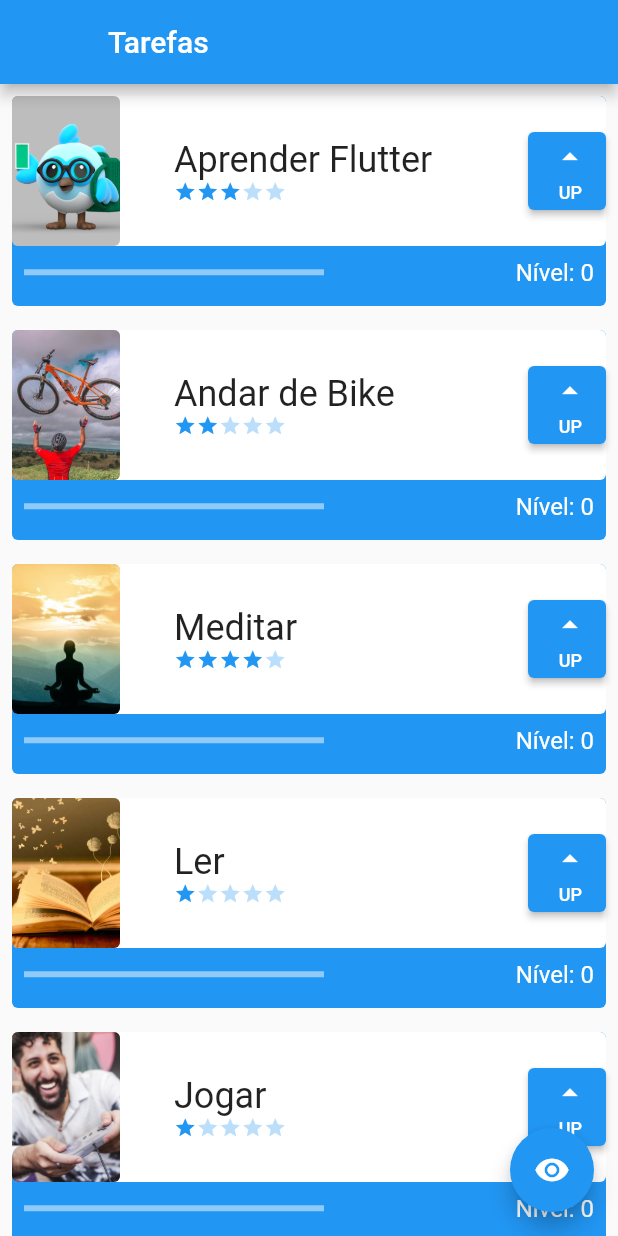
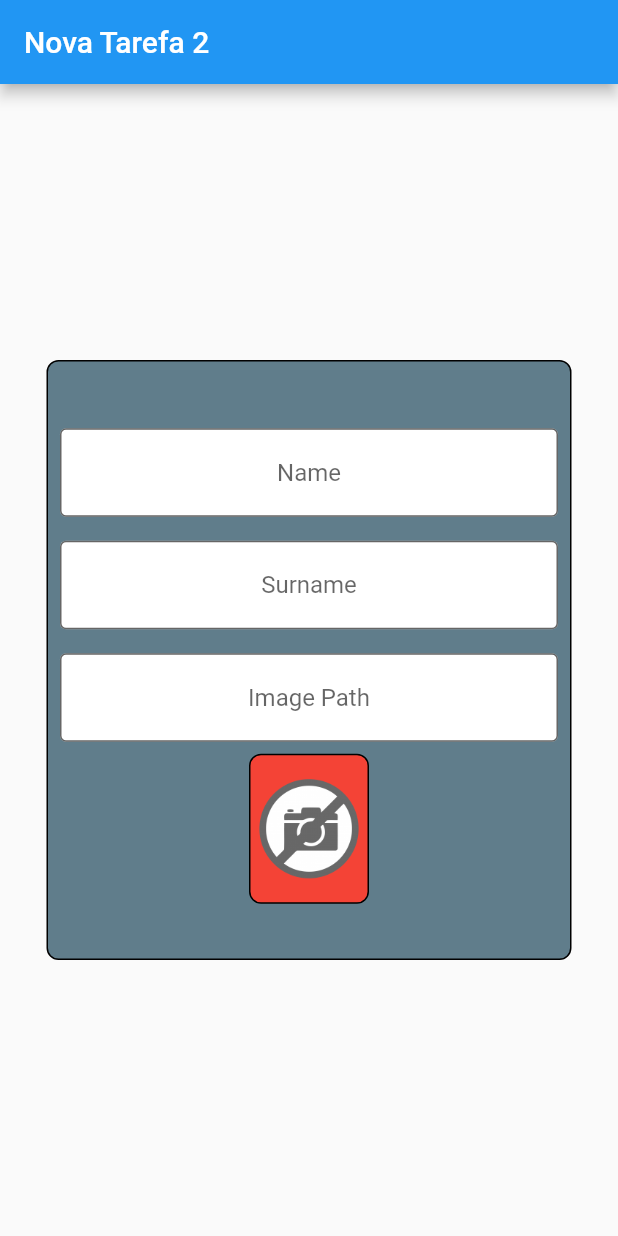
Before and after one commit to Jhonattasilva2/TasksGamify, a Flutter app: the screen it shows after launch, on a phone screen of 412 x 824 dp. Run offline on Flutter 3.47's test engine with Material 2 defaults, Android fonts, the phone set to English and light mode, and no system bars; network calls fail.

Commit message:
Second Commit: added a new page for create new tasks, not done yet, just the layout.

```diff
--- a/lib/main.dart
+++ b/lib/main.dart
@@ -1,4 +1,6 @@
 import 'package:flutter/material.dart';
+import 'package:nosso_primeiro_projeto/screens/form_screen.dart';
+import 'package:nosso_primeiro_projeto/screens/form_screen2.dart';
 import 'package:nosso_primeiro_projeto/screens/initial_screen.dart';
 
 void main() {
@@ -19,7 +21,7 @@ class _MyAppState extends State<MyApp> {
     return MaterialApp(
       title: 'Flutter Demo',
       theme: ThemeData(primarySwatch: Colors.blue),
-      home: const InitialScreen(),
+      home: const FormScreen2(),
     );
   }
 }
--- /dev/null
+++ b/lib/screens/form_screen2.dart
@@ -0,0 +1,101 @@
+import 'package:flutter/material.dart';
+
+class FormScreen2 extends StatefulWidget {
+  const FormScreen2({super.key});
+
+  @override
+  State<FormScreen2> createState() => _FormScreen2State();
+}
+
+class _FormScreen2State extends State<FormScreen2> {
+  TextEditingController nameController = TextEditingController();
+  TextEditingController surnameController = TextEditingController();
+  TextEditingController image3Controller = TextEditingController();
+
+  @override
+  Widget build(BuildContext context) {
+    return Scaffold(
+      appBar: AppBar(
+        title: const Text('Nova Tarefa 2'),
+      ),
+      body: Center(
+        child: Container(
+          height: 400,
+          width: 350,
+          decoration: BoxDecoration(
+              color: Colors.blueGrey,
+              border: Border.all(width: 1, color: Colors.black),
+              borderRadius: BorderRadius.circular(8)),
+          child: Column(
+              mainAxisAlignment: MainAxisAlignment.center,
+              crossAxisAlignment: CrossAxisAlignment.center,
+              children: [
+          Padding(
+          padding: const EdgeInsets.all(8),
+          child: TextFormField(
+            controller: nameController,
+            textAlign: TextAlign.center,
+            decoration: InputDecoration(
+              border: OutlineInputBorder(),
+              fillColor: Colors.white,
+              filled: true,
+              hintText: 'Name',
+            ),
+          ),
+        ),
+        Padding(
+          padding: const EdgeInsets.all(8.0),
+          child: TextFormField(
+            controller: surnameController,
+            textAlign: TextAlign.center,
+            decoration: InputDecoration(
+              border: OutlineInputBorder(),
+              fillColor: Colors.white,
+              filled: true,
+              hintText: 'Surname',
+            ),
+          ),
+        ),
+        Padding(
+          padding: const EdgeInsets.all(8.0),
+          child: TextFormField(
+            onChanged: (text) {
+              setState(() {
+
+              });
+            },
+            controller: image3Controller,
+            textAlign: TextAlign.center,
+            decoration: InputDecoration(
+              border: OutlineInputBorder(),
+              fillColor: Colors.white,
+              filled: true,
+              hintText: 'Image Path',
+            ),
+          ),
+        ),
+        Container(
+          width: 80,
+          height: 100,
+          decoration: BoxDecoration(
+              color: Colors.red,
+              border: Border.all(width: 1, color: Colors.black),
+              borderRadius: BorderRadius.circular(8)
+          ),
+          child: ClipRRect(
+            borderRadius: BorderRadius.circular(8),
+            child: Image.network(
+              image3Controller.text,
+              errorBuilder: (BuildContext context, Object exception,
+                  StackTrace? stackTrace) {
+                return Image.asset('assets/images/nophoto.png');
+              },
+              fit: BoxFit.cover,
+            ),
+          ),
+        )],
+        ),
+      ),
+    ),);
+  }
+}
```
Also changed, not shown: lib/screens/form_screen.dart (added, +148 -0 lines), assets/images/nophoto.png (added).
